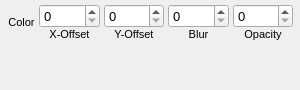
First picture: the form in sc_seg_dropshadow.ui, repository nitramr/IndigoUIWidgets, before the edit.
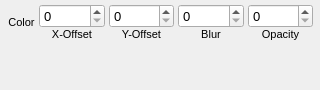
Second picture: the form after the edit.

Patch:
```diff
--- a/sc_seg_dropshadow.ui
+++ b/sc_seg_dropshadow.ui
@@ -9,7 +9,7 @@
    <rect>
     <x>0</x>
     <y>0</y>
-    <width>300</width>
+    <width>320</width>
     <height>90</height>
    </rect>
   </property>
@@ -21,7 +21,7 @@
   </property>
   <property name="minimumSize">
    <size>
-    <width>300</width>
+    <width>320</width>
     <height>90</height>
    </size>
   </property>
@@ -38,7 +38,7 @@
     <rect>
      <x>0</x>
      <y>0</y>
-     <width>301</width>
+     <width>321</width>
      <height>91</height>
     </rect>
    </property>
```
